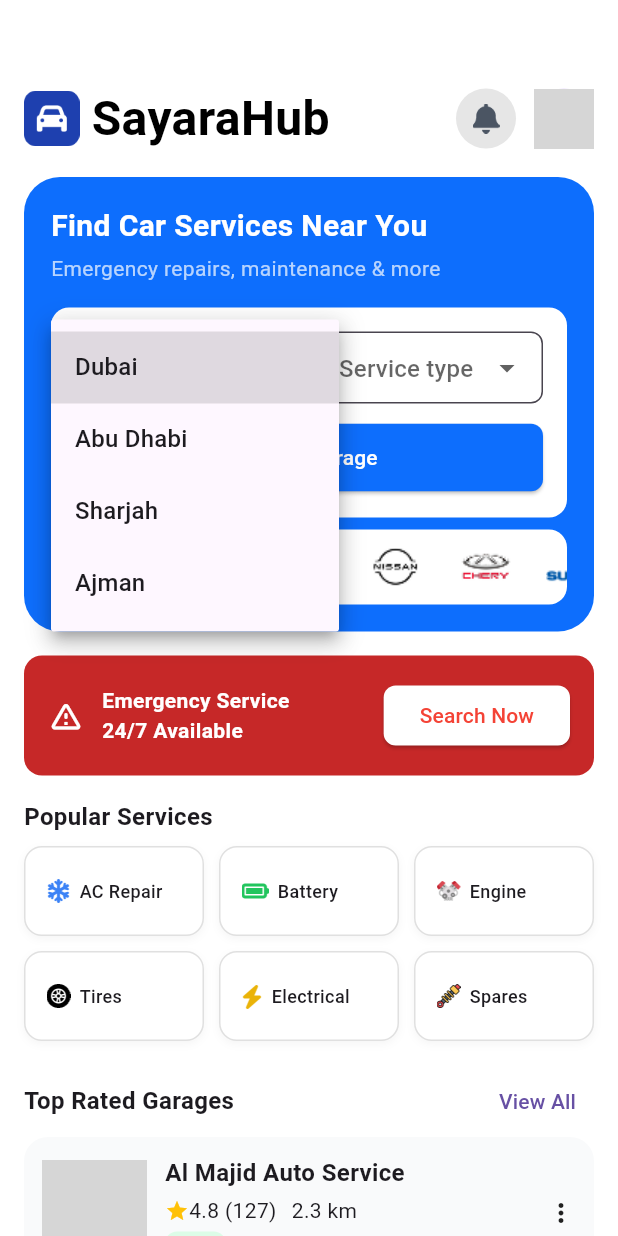
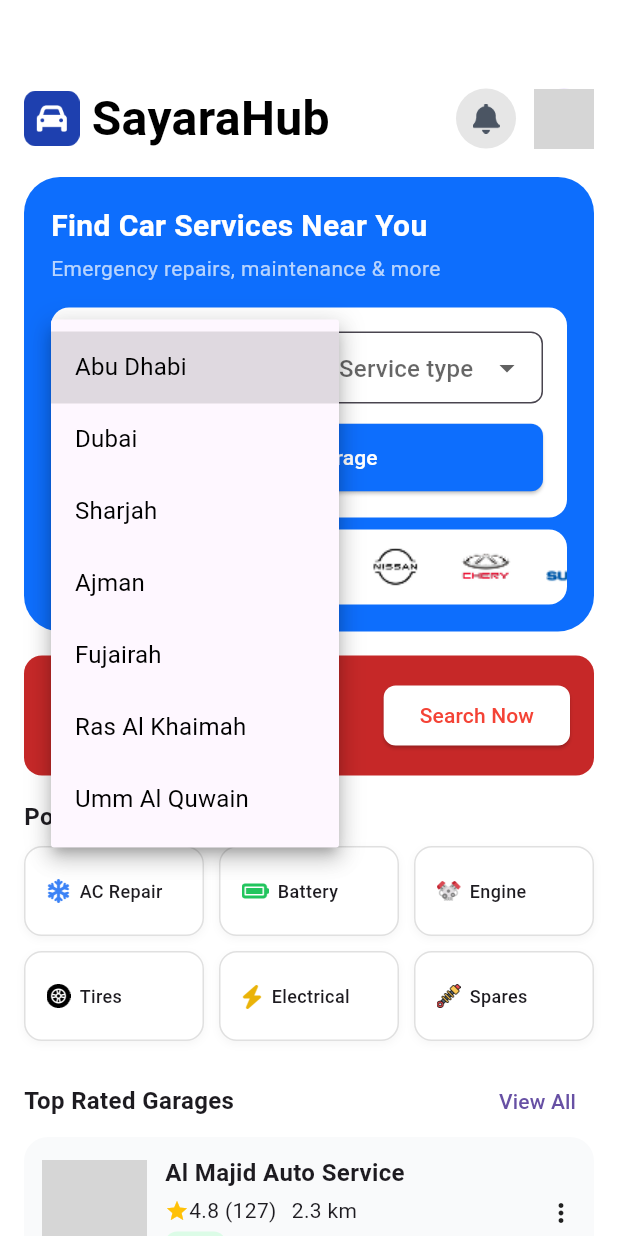
Before and after one commit to Dev-Ninjas-Backup/yousef1234321, a Flutter app: the HomeScreen screen opened directly, after a tap on "Location", on a phone screen of 412 x 824 dp. Run offline on Flutter 3.47's test engine with Material 3 defaults, Android fonts, the phone set to English and light mode, and no system bars; our stand-ins replace flutter_easyloading, flutter_screenutil, get, google_fonts, image_picker; network calls fail; grey boxes are pictures that could not be loaded.

Commit message:
fixed emirats

```diff
--- a/lib/features/home/home_page/controller/home_controller.dart
+++ b/lib/features/home/home_page/controller/home_controller.dart
@@ -82,7 +82,7 @@ class HomeController extends GetxController {
     "Body Work",
   ];
 
-  final locations = ["Dubai", "Abu Dhabi", "Sharjah", "Ajman"];
+  final locations = ["Abu Dhabi", "Dubai", "Sharjah", "Ajman", "Fujairah", "Ras Al Khaimah", "Umm Al Quwain"];
 }
 
 
--- a/lib/features/home/home_page/widget/search_section.dart
+++ b/lib/features/home/home_page/widget/search_section.dart
@@ -3,6 +3,7 @@
 import 'package:flutter/material.dart';
 import 'package:get/get.dart';
 import 'package:yousef1234321/core/common/constants/app_colors.dart';
+import 'package:yousef1234321/core/common/style/global_text_style.dart';
 import 'package:yousef1234321/features/home/home_page/controller/home_controller.dart';
 import 'package:yousef1234321/features/home/home_page/widget/brand_marque.dart';
 
@@ -53,11 +54,21 @@ class SearchSection extends StatelessWidget {
                       child: Obx(
                         () => DropdownButtonFormField<String>(
                           value: controller.selectedLocation.value,
+                          isExpanded: true,
+
                           items: controller.locations
                               .map(
                                 (location) => DropdownMenuItem(
                                   value: location,
-                                  child: Text(location),
+                                  child: Text(
+                                    location,
+                                    overflow: TextOverflow.ellipsis,
+                                    maxLines: 1,
+                                    style: getTextStyle(
+                                      fontSize: 14,
+                                      fontWeight: FontWeight.w400,
+                                    ),
+                                  ),
                                 ),
                               )
                               .toList(),
@@ -90,7 +101,13 @@ class SearchSection extends StatelessWidget {
                               .map(
                                 (service) => DropdownMenuItem(
                                   value: service,
-                                  child: Text(service),
+                                  child: Text(
+                                    service,
+                                    style: getTextStyle(
+                                      fontSize: 14,
+                                      fontWeight: FontWeight.w400,
+                                    ),
+                                  ),
                                 ),
                               )
                               .toList(),
```
Also changed, not shown: 1 other file.
